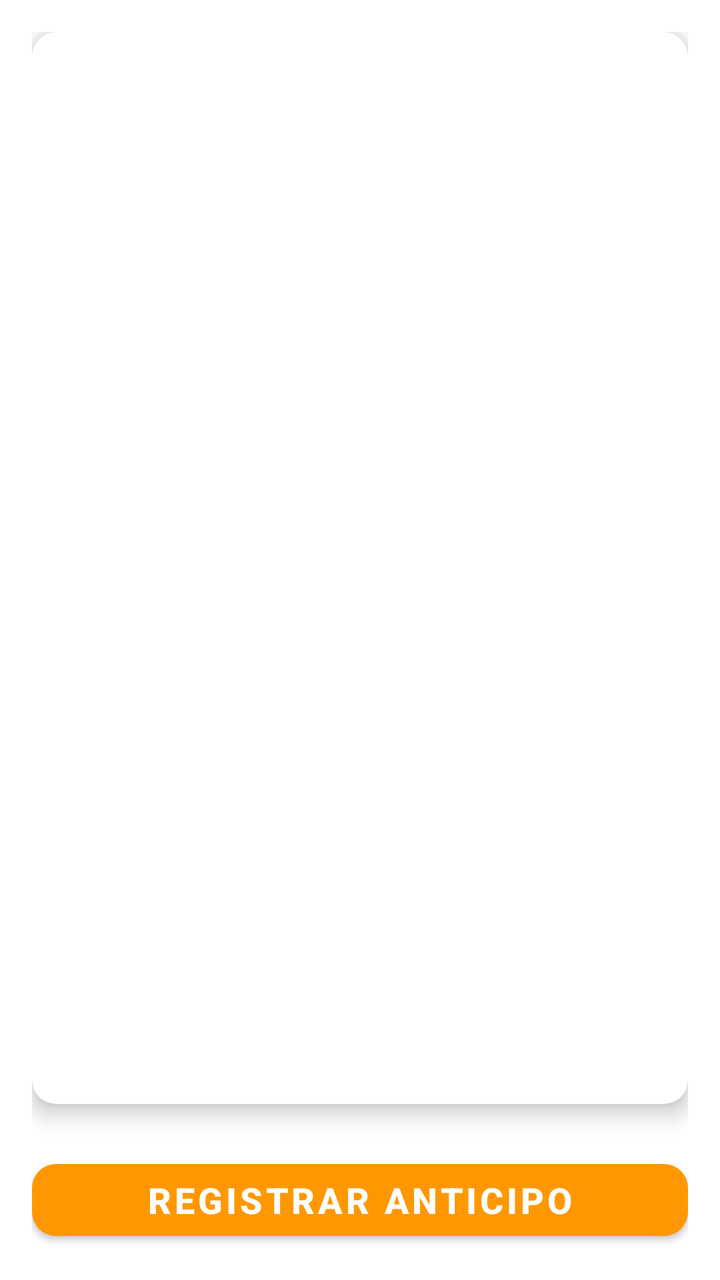
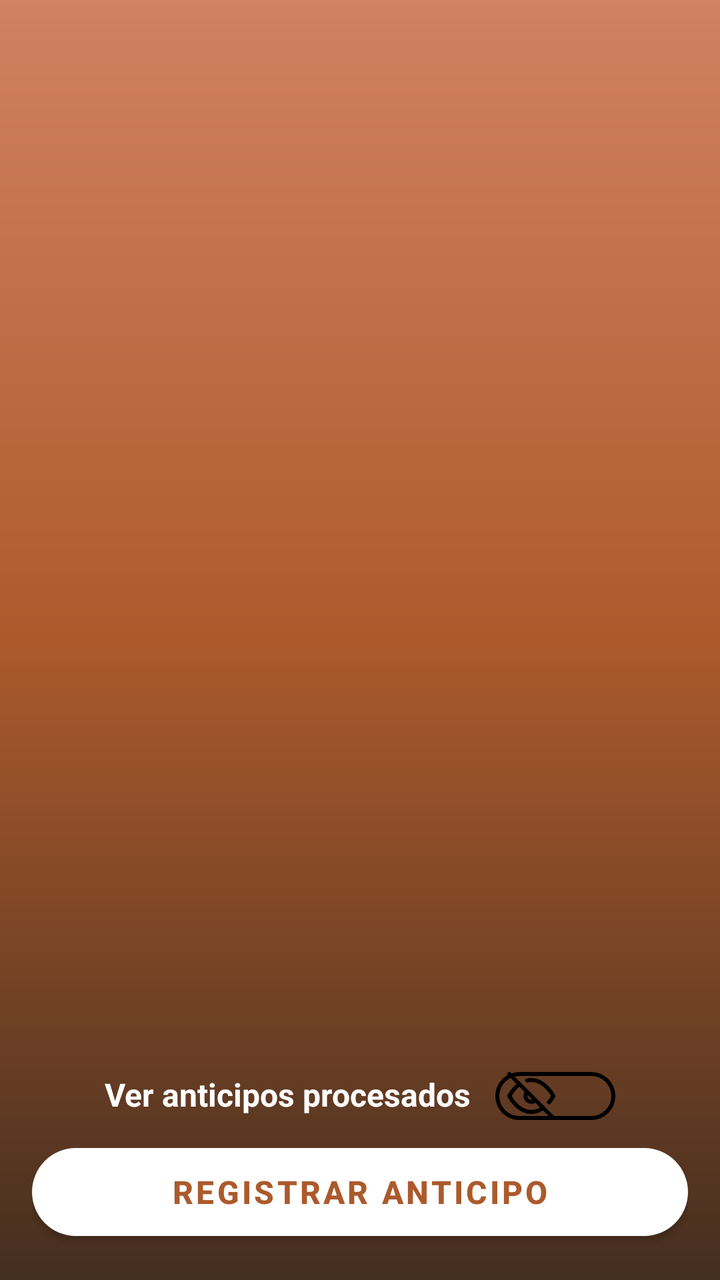

Screens rendered from an Android XML layout before and after an edit, with the pre-edit source and the edit as a unified diff.
<!-- AndroidManifest.xml: application theme Theme.Satori_by_Aristo -->
<!-- res/layout/fragment_anticipos.xml -->
<?xml version="1.0" encoding="utf-8"?>
<LinearLayout xmlns:android="http://schemas.android.com/apk/res/android"
    xmlns:tools="http://schemas.android.com/tools"
    xmlns:app="http://schemas.android.com/apk/res-auto"
    android:layout_width="match_parent"
    android:layout_height="match_parent"
    android:orientation="vertical"
    android:background="@color/white"
    android:padding="16dp"
    tools:context=".Anticipos.AnticiposFragment">

    
    <androidx.cardview.widget.CardView
        android:layout_width="match_parent"
        android:layout_height="0dp"
        android:layout_weight="1"
        android:layout_marginBottom="16dp"
        app:cardCornerRadius="12dp"
        app:cardElevation="6dp">

        <ListView
            android:id="@+id/anticiposRegistrados"
            android:layout_width="match_parent"
            android:layout_height="match_parent"
            android:divider="@color/orange"
            android:dividerHeight="1dp"
            android:padding="8dp">
        </ListView>

    </androidx.cardview.widget.CardView>

    
    <com.google.android.material.button.MaterialButton
        android:id="@+id/RegistrarAnticipo"
        android:layout_width="match_parent"
        android:layout_height="wrap_content"
        android:text="Registrar Anticipo"
        android:textStyle="bold"
        android:textSize="18sp"
        android:textColor="@color/white"
        app:cornerRadius="12dp"
        app:backgroundTint="@color/orange"
        app:iconTint="@color/white"
        app:iconPadding="8dp"
        android:layout_marginTop="8dp"/>
</LinearLayout>
<!-- resources referenced by this layout -->
<resources>
  <color name="orange">#FF9800</color>
  <color name="white">#FFFFFFFF</color>
  <style name="Theme.Satori_by_Aristo" parent="Theme.MaterialComponents.DayNight.DarkActionBar">
          
          <item name="colorPrimary">@color/orange</item>
          <item name="colorPrimaryVariant">@color/orange_dark</item>
          <item name="colorOnPrimary">@color/white</item>
          <item name="colorSecondary">@color/grey</item>
          <item name="colorOnSecondary">@color/black</item>
      </style>
  <color name="orange_dark">#F57C00</color>
  <color name="grey">#BF040303</color>
  <color name="black">#FF000000</color>
</resources>

<!-- the commit's change to res/layout/fragment_anticipos.xml (unified diff, before → after) -->
@@ -5,42 +5,64 @@
     android:layout_width="match_parent"
     android:layout_height="match_parent"
     android:orientation="vertical"
-    android:background="@color/white"
+    android:background="@drawable/bg_gradient"
     android:padding="16dp"
     tools:context=".Anticipos.AnticiposFragment">
 
-    
-    <androidx.cardview.widget.CardView
+    <ListView
+        android:id="@+id/anticiposRegistrados"
         android:layout_width="match_parent"
         android:layout_height="0dp"
         android:layout_weight="1"
         android:layout_marginBottom="16dp"
-        app:cardCornerRadius="12dp"
-        app:cardElevation="6dp">
-
-        <ListView
-            android:id="@+id/anticiposRegistrados"
-            android:layout_width="match_parent"
-            android:layout_height="match_parent"
-            android:divider="@color/orange"
-            android:dividerHeight="1dp"
-            android:padding="8dp">
-        </ListView>
-
-    </androidx.cardview.widget.CardView>
+        android:background="@android:color/transparent"
+        android:divider="@android:color/transparent"
+        android:dividerHeight="14dp"
+        android:listSelector="@android:color/transparent"
+        android:padding="4dp"
+        android:clipToPadding="false"
+        android:scrollbars="none" />
 
     
+    <LinearLayout
+        android:layout_width="match_parent"
+        android:layout_height="wrap_content"
+        android:orientation="horizontal"
+        android:gravity="center_horizontal"
+        android:paddingTop="8dp">
+
+        <TextView
+            android:layout_width="wrap_content"
+            android:layout_height="wrap_content"
+            android:text="Ver anticipos procesados"
+            android:textSize="16sp"
+            android:textStyle="bold"
+            android:textColor="@android:color/white"
+            android:layout_marginEnd="12dp"/>
+
+        <Switch
+            android:id="@+id/switchVerAnticipos"
+            android:layout_width="wrap_content"
+            android:layout_height="wrap_content"
+            android:thumb="@drawable/ic_nove"
+            android:track="@android:color/transparent"
+            android:background="@drawable/bg_switch_border"
+            android:paddingStart="6dp"
+            android:paddingEnd="6dp"
+            android:paddingTop="2dp"
+            android:paddingBottom="2dp"/>
+    </LinearLayout>
+
     <com.google.android.material.button.MaterialButton
         android:id="@+id/RegistrarAnticipo"
         android:layout_width="match_parent"
-        android:layout_height="wrap_content"
+        android:layout_height="56dp"
         android:text="Registrar Anticipo"
         android:textStyle="bold"
-        android:textSize="18sp"
-        android:textColor="@color/white"
-        app:cornerRadius="12dp"
-        app:backgroundTint="@color/orange"
-        app:iconTint="@color/white"
-        app:iconPadding="8dp"
+        android:textSize="16sp"
+        android:textColor="#AC5A2C"
+        app:cornerRadius="28dp"
+        app:backgroundTint="@android:color/white"
+        android:elevation="4dp"
         android:layout_marginTop="8dp"/>
 </LinearLayout>
<!-- resource entries referenced after the edit -->
@@ -1,5 +1,51 @@
 <!-- resources referenced by this layout -->
 <resources>
+  <!-- drawable bg_gradient (drawable) -->
+  <shape xmlns:android="http://schemas.android.com/apk/res/android"
+      android:shape="rectangle">
+      <gradient
+          android:startColor="#442E1F"
+          android:centerColor="#AC5A2C"
+          android:endColor="#D28161"
+          android:angle="90"/>
+  </shape>
+  <!-- drawable bg_switch_border (drawable) -->
+  <shape xmlns:android="http://schemas.android.com/apk/res/android"
+  android:shape="rectangle">
+   <solid android:color="@android:color/transparent" />
+  
+   <stroke
+      android:width="2dp"
+      android:color="#FF000000" />
+  
+   <corners android:radius="100dp" />
+  </shape>
+  <!-- drawable ic_nove (drawable) -->
+  <?xml version="1.0" encoding="utf-8"?>
+  <vector xmlns:android="http://schemas.android.com/apk/res/android"
+      android:width="24dp"
+      android:height="24dp"
+      android:viewportWidth="24"
+      android:viewportHeight="24">
+      <path
+          android:strokeColor="#FF000000"
+          android:strokeWidth="2"
+          android:strokeLineCap="round"
+          android:strokeLineJoin="round"
+          android:pathData="M17.94,17.94A10.07,10.07 0,0 1,12 20c-7,0 -11,-8 -11,-8a18.45,18.45 0,0 1,5.06 -5.94M9.9,4.24A9.12,9.12 0,0 1,12 4c7,0 11,8 11,8a18.5,18.5 0,0 1,-2.16 3.19" />
+      <path
+          android:strokeColor="#FF000000"
+          android:strokeWidth="2"
+          android:strokeLineCap="round"
+          android:strokeLineJoin="round"
+          android:pathData="M14.12,14.12a3,3 0,0 1,-4.24 -4.24" />
+      <path
+          android:strokeColor="#FF000000"
+          android:strokeWidth="2"
+          android:strokeLineCap="round"
+          android:strokeLineJoin="round"
+          android:pathData="M1,1l22,22" />
+  </vector>
   <color name="orange">#FF9800</color>
   <color name="white">#FFFFFFFF</color>
   <style name="Theme.Satori_by_Aristo" parent="Theme.MaterialComponents.DayNight.DarkActionBar">
@@ -9,6 +55,12 @@
           <item name="colorOnPrimary">@color/white</item>
           <item name="colorSecondary">@color/grey</item>
           <item name="colorOnSecondary">@color/black</item>
+  
+          
+          <item name="android:statusBarColor">@color/orange_dark</item> 
+          <item name="android:windowDrawsSystemBarBackgrounds">true</item> 
+          <item name="windowActionBar">true</item>
+          <item name="windowNoTitle">false</item>
       </style>
   <color name="orange_dark">#F57C00</color>
   <color name="grey">#BF040303</color>
